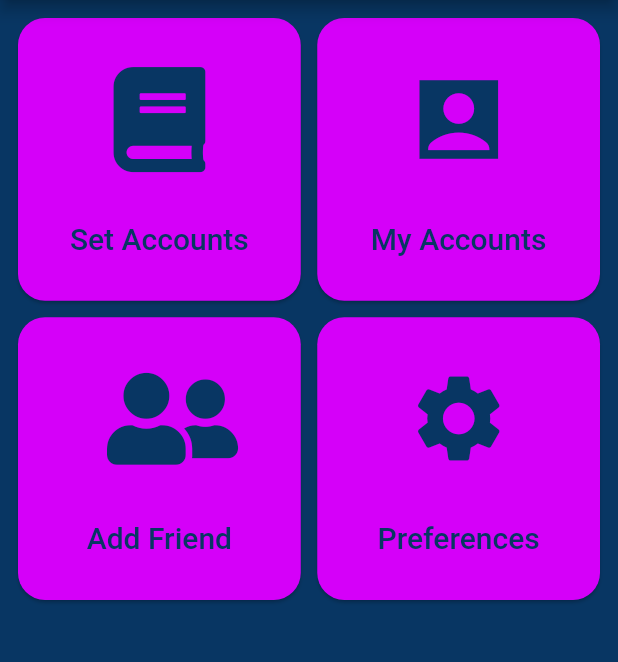
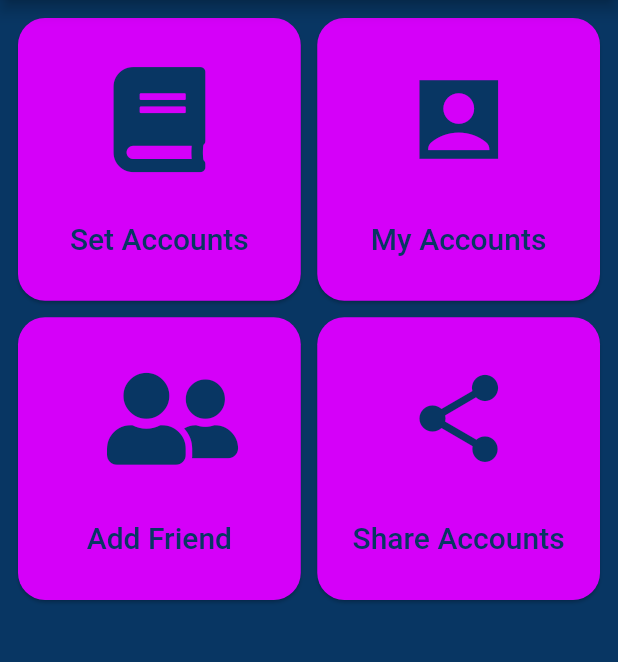
Before and after one commit to atacanugurlu/MeetWork, a Flutter app: the SocialMediaScreen screen opened by its route, on a phone screen of 412 x 824 dp, the part 84-746 px from its top. Run offline on Flutter 3.47's test engine with Material 2 defaults, Android fonts, the phone set to English and light mode, and no system bars; our stand-ins replace font_awesome_flutter, google_fonts, shared_preferences, sqflite; missing offline and left inert: dart:ffi, maps_launcher, nfc_manager; accounts and stored records are empty.

Commit message:
Share screens

```diff
--- a/lib/main.dart
+++ b/lib/main.dart
@@ -10,6 +10,8 @@ import 'package:meetwork/screens/sub_screens/media_accounts_screen.dart';
 import 'package:meetwork/screens/sub_screens/my_card_screen.dart';
 import 'package:meetwork/screens/sub_screens/add_social_media_screen.dart';
 import 'package:meetwork/screens/sub_screens/my_media_accounts_screen.dart';
+import 'package:meetwork/screens/sub_screens/share_card_screen.dart';
+import 'package:meetwork/screens/sub_screens/share_media_screen.dart';
 
 void main() {
   runApp(MyApp());
@@ -37,6 +39,8 @@ class MyApp extends StatelessWidget {
           MyMediaAccountsScreen.id: (context) => MyMediaAccountsScreen(),
           MyCardScreen.id: (context) => MyCardScreen(),
           AddSocialMediaScreen.id: (context) => AddSocialMediaScreen(),
+          ShareMediaScreen.id: (context) => ShareMediaScreen(),
+          ShareCardScreen.id: (context) => ShareCardScreen(),
         });
   }
 }
--- a/lib/screens/main_screens/business_screen.dart
+++ b/lib/screens/main_screens/business_screen.dart
@@ -70,11 +70,6 @@ const List<Choice> choices = const [
       icon: Icons.collections_bookmark,
       page: CardCollectionScreen.id),
   const Choice(title: 'LinkedIn', icon: FontAwesomeIcons.linkedin, page: "url"),
-  /* const Choice(
-      title: 'Blabla', icon: Icons.business, page: BusinessCardScreen.id),
-  const Choice(
-      title: 'Preferences', icon: Icons.settings, page: BusinessCardScreen.id),
-      */
 ];
 
 class ChoiceCard extends StatelessWidget {
--- a/lib/screens/main_screens/social_media_screen.dart
+++ b/lib/screens/main_screens/social_media_screen.dart
@@ -6,6 +6,7 @@ import 'package:meetwork/constants.dart';
 import 'package:meetwork/screens/sub_screens/media_accounts_screen.dart';
 import 'package:meetwork/screens/sub_screens/add_social_media_screen.dart';
 import 'package:meetwork/screens/sub_screens/my_media_accounts_screen.dart';
+import 'package:meetwork/screens/sub_screens/share_media_screen.dart';
 
 class SocialMediaScreen extends StatefulWidget {
   static const id = 'social_media_screen';
@@ -62,7 +63,10 @@ const List<Choice> choices = const [
       icon: FontAwesomeIcons.userFriends,
       page: AddSocialMediaScreen.id),
   const Choice(
-      title: 'Preferences', icon: Icons.settings, page: MediaAccountsScreen.id),
+      //NFC
+      title: 'Share Accounts',
+      icon: Icons.share,
+      page: ShareMediaScreen.id),
 ];
 
 class ChoiceCard extends StatelessWidget {
--- a/lib/screens/sub_screens/my_card_screen.dart
+++ b/lib/screens/sub_screens/my_card_screen.dart
@@ -9,6 +9,7 @@ import 'package:meetwork/components/side_menu.dart';
 import 'package:meetwork/constants.dart';
 import 'package:meetwork/screens/main_screens/business_screen.dart';
 import 'package:meetwork/screens/sub_screens/business_card_screen.dart';
+import 'package:meetwork/screens/sub_screens/share_card_screen.dart';
 import 'package:url_launcher/url_launcher.dart';
 import 'package:maps_launcher/maps_launcher.dart';
 import 'package:meetwork/business_card_class.dart';
@@ -308,7 +309,9 @@ class _MyCardScreenState extends State<MyCardScreen> {
                     height: 15,
                   ),
                   OutlinedButton.icon(
-                      onPressed: null, //USE NFC
+                      onPressed: () {
+                        Navigator.pushNamed(context, ShareCardScreen.id);
+                      },
                       style: OutlinedButton.styleFrom(
                           backgroundColor: Colors.orange,
                           shadowColor: Colors.orange,
```
Also changed, not shown: lib/screens/sub_screens/share_card_screen.dart (added, +34 -0 lines), lib/screens/sub_screens/share_media_screen.dart (added, +34 -0 lines).
